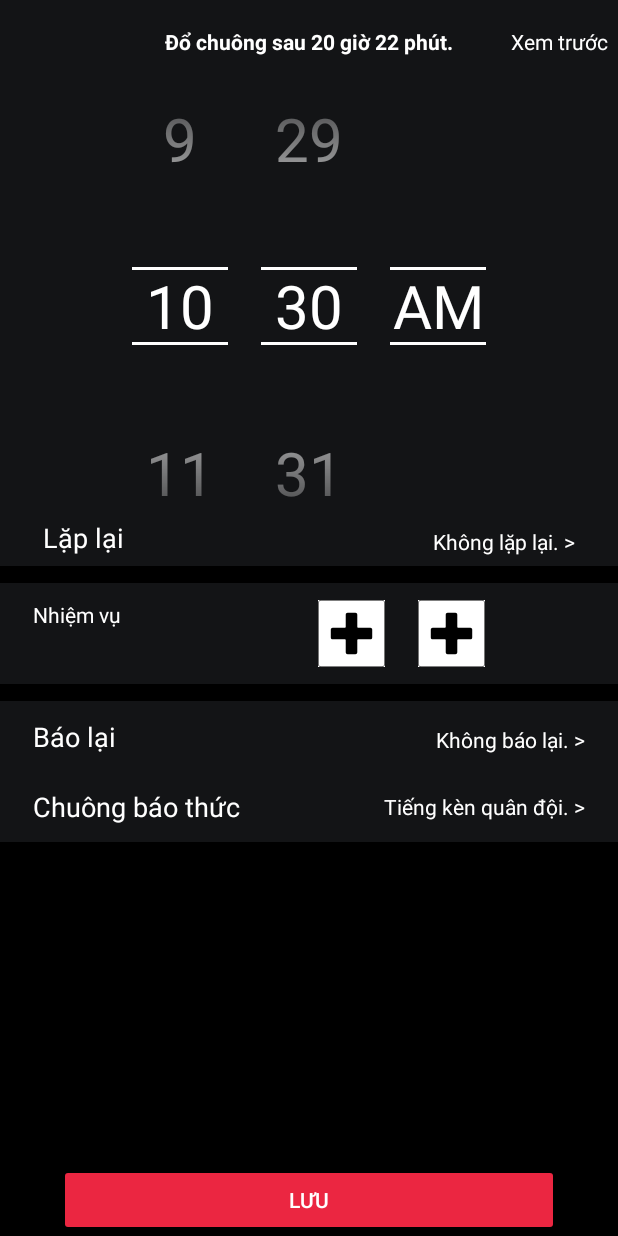
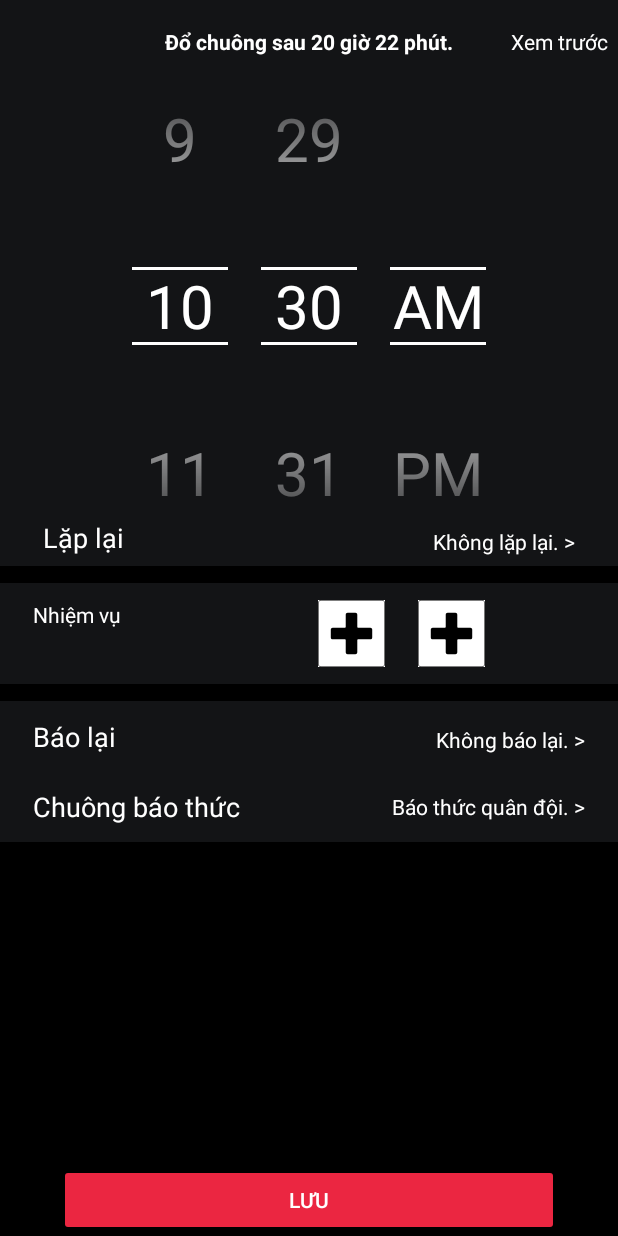
Before and after one commit to DaoDuyThai/WakeUp, an Android app: the screen it shows after launch (AlarmSetup), after a tap on an icon or button, on a phone screen of 412 x 824 dp. Run offline under Robolectric (Android 15) with nearby library versions, the phone set to English and light mode, and no system bars.

Commit message:
Cập nhật thêm âm thanh sửa lỗi chọn giờ báo thức

```diff
--- a/app/src/main/java/com/wakeup/MainActivity.java
+++ b/app/src/main/java/com/wakeup/MainActivity.java
@@ -15,18 +15,18 @@ import com.wakeup.fragment.TimerFragment;
 
 public class MainActivity extends AppCompatActivity {
 
-    BottomNavigationView bottomNavigationView;
+    private BottomNavigationView bottomNavigationView;
 
-    MainFragment mainFragment = new MainFragment();
-    GmtFragment gmtFragment = new GmtFragment();
-    StopWatchFragment stopWatchFragment = new StopWatchFragment();
-    TimerFragment timerFragment = new TimerFragment();
+    private MainFragment mainFragment;
+    private GmtFragment gmtFragment;
+    private StopWatchFragment stopWatchFragment;
+    private TimerFragment timerFragment;
 
     @Override
     protected void onCreate(Bundle savedInstanceState) {
         super.onCreate(savedInstanceState);
         setContentView(R.layout.activity_main);
-
+        initView();
         bottomNavigationView = findViewById(R.id.bottom_navigation_view);
         getSupportFragmentManager().beginTransaction().replace(R.id.container, mainFragment).commit();
 
@@ -51,4 +51,11 @@ public class MainActivity extends AppCompatActivity {
         });
     }
 
+    private void initView() {
+        mainFragment = new MainFragment();
+        gmtFragment = new GmtFragment();
+        stopWatchFragment = new StopWatchFragment();
+        timerFragment = new TimerFragment();
+    }
+
 }
--- a/app/src/main/java/com/wakeup/alarm/AlarmUtils.java
+++ b/app/src/main/java/com/wakeup/alarm/AlarmUtils.java
@@ -37,7 +37,7 @@ public class AlarmUtils {
                 }
                 Intent intent = new Intent(context, AlarmService.class);
                 intent.putExtra("alarmMission", missions);
-                intent.putExtra("alarmSound", alarmModel.getSound());
+                intent.putExtra("alarmSound", alarmModel.getSound()+"");
                 if (alarmModel.getTime() > System.currentTimeMillis()) {
                     PendingIntent pendingIntent;
                     if (android.os.Build.VERSION.SDK_INT >= android.os.Build.VERSION_CODES.S) {
--- a/app/src/main/java/com/wakeup/fragment/MainFragment.java
+++ b/app/src/main/java/com/wakeup/fragment/MainFragment.java
@@ -29,7 +29,7 @@ public class MainFragment extends Fragment {
 
     private RecyclerView recyclerView;
     private AlarmAdapter alarmAdapter;
-    private List<AlarmModel> alarms = new ArrayList<>();
+    private List<AlarmModel> alarms;
 
     private FloatingActionButton addButton;
 
--- a/app/src/main/java/com/wakeup/ui/alarm/AlarmSetup.java
+++ b/app/src/main/java/com/wakeup/ui/alarm/AlarmSetup.java
@@ -81,6 +81,13 @@ public class AlarmSetup extends AppCompatActivity implements View.OnClickListene
         repeatDate.setOnClickListener(this::onClick);
         repeatMinute.setOnClickListener(this::onClick);
         soundChoosing.setOnClickListener(this::onClick);
+        inDay.setOnValueChangedListener((numberPicker, i, i1) -> {
+            if (i1 == 0) {
+                alarmModel.setPmAm("AM");
+            } else {
+                alarmModel.setPmAm("PM");
+            }
+        });
         saveButton.setOnClickListener(this::saveToDatabase);
         repeatDateViewModel.getText().observe(this, new Observer<String>() {
             @Override
@@ -141,11 +148,11 @@ public class AlarmSetup extends AppCompatActivity implements View.OnClickListene
     public int soundProcess() {
         String sound = soundChoosing.getText().toString();
         switch (sound) {
-            case "Tiếng chó sủa lofi.":
+            case "Báo thức dậy đi em ơi không ai cứu được em đâu.":
                 return 1;
             case "Báo thức quân đội.":
                 return 2;
-            case "Vật lí đại cương cho sinh viên lofi":
+            case "Báo thức dậy đi ông cháu ơi.":
                 return 3;
         }
         return 0;
@@ -168,7 +175,11 @@ public class AlarmSetup extends AppCompatActivity implements View.OnClickListene
         calendar.set(Calendar.MINUTE, minute.getValue());
         calendar.set(Calendar.SECOND, 0);
         calendar.set(Calendar.MILLISECOND, 0);
-        calendar.set(Calendar.AM_PM, Calendar.PM);
+        if(alarmModel.getPmAm().equals("AM")){
+            calendar.set(Calendar.AM_PM, Calendar.AM);
+        } else {
+            calendar.set(Calendar.AM_PM, Calendar.PM);
+        }
         alarmModel.setTime(calendar.getTimeInMillis());
         validateTime(alarmModel);
         alarmModel.setHours(hour.getValue()+"");
@@ -181,6 +192,7 @@ public class AlarmSetup extends AppCompatActivity implements View.OnClickListene
             databaseManager.addAlarm(alarmModel);
             AlarmUtils.create(this);
             Toast.makeText(this, "Báo thức đã được đặt thành công!", Toast.LENGTH_SHORT).show();
+            startActivity(new Intent(this, MainActivity.class));
         } catch (NumberFormatException numberFormatException){
             databaseManager.deleteAllAlarm();
         } catch (Exception e) {
@@ -203,6 +215,11 @@ public class AlarmSetup extends AppCompatActivity implements View.OnClickListene
         Calendar calendar = Calendar.getInstance();
         hour.setValue(calendar.get(Calendar.HOUR));
         minute.setValue(calendar.get(Calendar.MINUTE));
+        inDay.setMinValue(0);
+        inDay.setMaxValue(1);
+        inDay.setValue(calendar.get(Calendar.AM_PM) == 0 ? 0 : 1);
+        alarmModel.setPmAm(inDayData[inDay.getValue()]);
+//        Toast.makeText(this, "AM_PM"+alarmModel.getPmAm(), Toast.LENGTH_SHORT).show();
         inDay.setDisplayedValues(inDayData);
         inDay.setValue(calendar.get(Calendar.AM_PM));
     }
--- a/app/src/main/res/layout/alarm.xml
+++ b/app/src/main/res/layout/alarm.xml
@@ -170,16 +170,15 @@
             />
 
         <TextView
+            android:id="@+id/soundChoosing"
+            android:layout_width="wrap_content"
             android:layout_height="wrap_content"
-            android:layout_width="wrap_content"
-            android:text="Tiếng kèn quân đội. >"
+            android:layout_marginTop="10pt"
+            android:text="Báo thức quân đội. >"
+            android:textColor="@color/white"
+            app:layout_constraintBottom_toBottomOf="parent"
             app:layout_constraintRight_toRightOf="parent"
-            app:layout_constraintTop_toBottomOf="@id/tab3_layout1"
-            app:layout_constraintBottom_toBottomOf="parent"
-            android:textColor="@color/white"
-            android:id="@+id/soundChoosing"
-            android:layout_marginTop="10pt"
-            />
+            app:layout_constraintTop_toBottomOf="@id/tab3_layout1" />
 
     </androidx.constraintlayout.widget.ConstraintLayout>
 
--- a/app/src/main/res/layout/sound_choosing_fragment.xml
+++ b/app/src/main/res/layout/sound_choosing_fragment.xml
@@ -15,7 +15,7 @@
             android:id="@+id/sound1"
             android:layout_width="wrap_content"
             android:layout_height="wrap_content"
-            android:text="Tiếng chó sủa lofi."
+            android:text="Báo thức dậy đi em ơi không ai cứu được em đâu."
             android:focusedByDefault="true"
             android:textColor="@color/white"
             app:layout_constraintLeft_toLeftOf="parent"
@@ -32,7 +32,7 @@
             android:id="@+id/sound3"
             android:layout_width="wrap_content"
             android:layout_height="wrap_content"
-            android:text="Vật lí đại cương cho sinh viên lofi"
+            android:text="Báo thức dậy đi ông cháu ơi."
             android:textColor="@color/white"
             app:layout_constraintLeft_toLeftOf="parent"
             app:layout_constraintTop_toTopOf="parent" />
```
Also changed, not shown: app/src/main/java/com/wakeup/AlarmAdapter.java (+12 -3 lines), app/src/main/java/com/wakeup/service/AlarmService.java (+7 -5 lines), app/src/main/java/com/wakeup/service/RingService.java (+12 -2 lines), app/src/main/java/com/wakeup/ui/ring/RingSetUp.java (+6 -2 lines).
